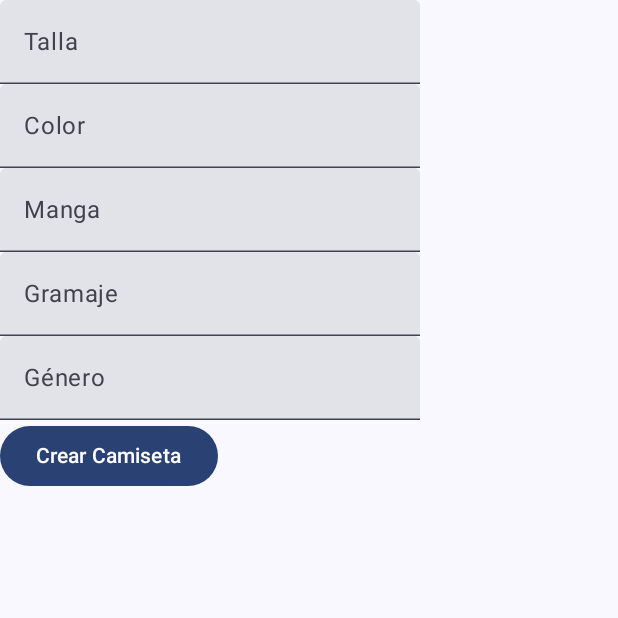
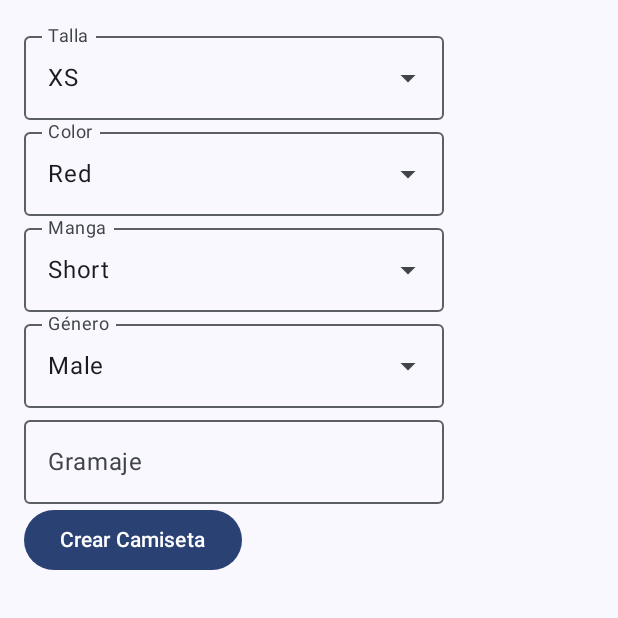
Before and after one commit to EEP-202324/dam_proyecto_android_ada_psp-LainVegaDamEEP, an Android app built with Jetpack Compose: the CreateTShirtScreen screen opened through its navigation route, on a phone screen of 412 x 824 dp, the top half of it. Run offline under Robolectric (Android 15) with nearby library versions, the phone set to English and light mode, and no system bars; network calls fail; 1 statement that could not run was skipped.

Commit message:
GET + POST CONSEGUIDO ( DISEÑO CASI HECHO )
Falta el diseño de la pagina y formulario para crear camisetas y me acabo de dar cuenta : LA IMPORTANCIA DE LOS COMMIT , HE PERDIDO MI CODIGO VARIAS VECES

```diff
--- a/Kotlin/TeeTech/app/src/main/java/com/example/teetech/MainActivity.kt
+++ b/Kotlin/TeeTech/app/src/main/java/com/example/teetech/MainActivity.kt
@@ -40,6 +40,8 @@ import androidx.navigation.compose.NavHost
 import androidx.navigation.compose.composable
 import androidx.navigation.compose.rememberNavController
 import com.example.teetech.model.TShirt
+import com.example.teetech.ui.CreateTShirtScreen
+import com.example.teetech.ui.TShirtScreen
 import com.example.teetech.ui.theme.TeeTechTheme
 import com.example.teetech.viewmodel.TShirtViewModel
 
@@ -51,19 +53,14 @@ class MainActivity : ComponentActivity() {
                 val navController = rememberNavController()
                 Surface(modifier = Modifier.fillMaxSize(), color = MaterialTheme.colorScheme.background) {
                     NavHost(navController = navController, startDestination = "tShirtList") {
-                        composable("tShirtList") {
-                            TShirtScreen(navController)
-                        }
-                        composable("createTShirt") {
-                            CreateTShirtScreen(viewModel())
-                        }
+                        composable("tShirtList") { TShirtScreen(navController) }
+                        composable("createTShirt") { CreateTShirtScreen(viewModel()) }
                     }
                 }
             }
         }
     }
 }
-
 @Composable
 fun TShirtScreen(navController: NavController) {
     val viewModel: TShirtViewModel = viewModel()
@@ -153,24 +150,3 @@ fun parseColor(colorName: String): Color {
 fun PreviewTShirtItem() {
     TShirtItem(TShirt(1, "M", "Red", "Short", 150, "Unisex"))
 }
-
-
-@Composable
-fun CreateTShirtScreen(viewModel: TShirtViewModel) {
-    var size by remember { mutableStateOf("") }
-    var color by remember { mutableStateOf("") }
-    var sleeve by remember { mutableStateOf("") }
-    var weight by remember { mutableStateOf("") }
-    var gender by remember { mutableStateOf("") }
-
-    Column {
-        TextField(value = size, onValueChange = { size = it }, label = { Text("Talla") })
-        TextField(value = color, onValueChange = { color = it }, label = { Text("Color") })
-        TextField(value = sleeve, onValueChange = { sleeve = it }, label = { Text("Manga") })
-        TextField(value = weight, onValueChange = { weight = it }, label = { Text("Gramaje") })
-        TextField(value = gender, onValueChange = {gender = it}, label = { Text("Género") })
-        Button(onClick = { viewModel.createTShirt(TShirt(0, size, color, sleeve, weight.toInt(), gender)) }) {
-            Text("Crear Camiseta")
-        }
-    }
-}
--- /dev/null
+++ b/Kotlin/TeeTech/app/src/main/java/com/example/teetech/ui/CreateTShirtScreen.kt
@@ -0,0 +1,75 @@
+package com.example.teetech.ui
+
+import androidx.compose.foundation.clickable
+import androidx.compose.foundation.layout.Column
+import androidx.compose.foundation.layout.padding
+import androidx.compose.material.icons.Icons
+import androidx.compose.material.icons.filled.ArrowDropDown
+import androidx.compose.material3.*
+import androidx.compose.runtime.*
+import androidx.compose.ui.Modifier
+import androidx.compose.ui.unit.dp
+import com.example.teetech.model.TShirt
+import com.example.teetech.viewmodel.TShirtViewModel
+
+@Composable
+fun CreateTShirtScreen(viewModel: TShirtViewModel) {
+    var size by remember { mutableStateOf(OptionsProvider.sizes.first()) }
+    var color by remember { mutableStateOf(OptionsProvider.colors.first()) }
+    var sleeve by remember { mutableStateOf(OptionsProvider.sleeves.first()) }
+    var weight by remember { mutableStateOf("") }
+    var gender by remember { mutableStateOf(OptionsProvider.genders.first()) }
+
+    Column(modifier = Modifier.padding(16.dp)) {
+        DropdownField("Talla", OptionsProvider.sizes, size) { newSize -> size = newSize }
+        DropdownField("Color", OptionsProvider.colors, color) { newColor -> color = newColor }
+        DropdownField("Manga", OptionsProvider.sleeves, sleeve) { newSleeve -> sleeve = newSleeve }
+        DropdownField("Género", OptionsProvider.genders, gender) { newGender -> gender = newGender }
+        OutlinedTextField(
+            value = weight,
+            onValueChange = { newWeight -> weight = newWeight },
+            label = { Text("Gramaje") }
+        )
+        Button(onClick = {
+            viewModel.createTShirt(TShirt(0, size, color, sleeve, weight.toInt(), gender))
+        }) {
+            Text("Crear Camiseta")
+        }
+    }
+}
+
+@Composable
+fun DropdownField(
+    label: String,
+    options: List<String>,
+    selectedOption: String,
+    onOptionSelected: (String) -> Unit
+) {
+    var expanded by remember { mutableStateOf(false) }
+
+    Column {
+        OutlinedTextField(
+            value = selectedOption,
+            onValueChange = { },
+            label = { Text(label) },
+            readOnly = true,
+            trailingIcon = {
+                Icon(Icons.Filled.ArrowDropDown, contentDescription = "Expand", Modifier.clickable { expanded = !expanded })
+            }
+        )
+        DropdownMenu(
+            expanded = expanded,
+            onDismissRequest = { expanded = false }
+        ) {
+            options.forEach { option ->
+                DropdownMenuItem(
+                    onClick = {
+                        onOptionSelected(option)
+                        expanded = false
+                    },
+                    text = { Text(option) }  // Corregido aquí
+                )
+            }
+        }
+    }
+}
--- /dev/null
+++ b/Kotlin/TeeTech/app/src/main/java/com/example/teetech/ui/OptionsProvider.kt
@@ -0,0 +1,8 @@
+package com.example.teetech.ui
+
+object OptionsProvider {
+    val sizes = listOf("XS", "S", "M", "L", "XL", "XXL")
+    val colors = listOf("Red", "Black", "Blue", "Green", "Yellow", "Pink", "Purple")
+    val sleeves = listOf("Short", "Long")
+    val genders = listOf("Male", "Female", "Unisex")
+}
--- /dev/null
+++ b/Kotlin/TeeTech/app/src/main/java/com/example/teetech/ui/TShirtScreen.kt
@@ -0,0 +1,39 @@
+package com.example.teetech.ui
+
+import androidx.compose.foundation.layout.Column
+import androidx.compose.foundation.lazy.LazyColumn
+import androidx.compose.foundation.lazy.items
+import androidx.compose.material3.Button
+import androidx.compose.material3.Text
+import androidx.compose.runtime.Composable
+import androidx.compose.runtime.LaunchedEffect
+import androidx.compose.runtime.collectAsState
+import androidx.compose.runtime.getValue
+import androidx.compose.runtime.mutableStateOf
+import androidx.compose.runtime.remember
+import androidx.compose.runtime.setValue
+import androidx.lifecycle.viewmodel.compose.viewModel
+import androidx.navigation.NavController
+import com.example.teetech.TShirtItem
+import com.example.teetech.model.TShirt
+import com.example.teetech.viewmodel.TShirtViewModel
+
+@Composable
+fun TShirtScreen(navController: NavController, viewModel: TShirtViewModel = viewModel()) {
+    val tShirts = viewModel.tShirts.collectAsState().value
+
+    LaunchedEffect(key1 = Unit) {
+        viewModel.loadTShirts()
+    }
+
+    Column {
+        Button(onClick = { navController.navigate("createTShirt") }) {
+            Text("Agregar nueva camiseta")
+        }
+        LazyColumn {
+            items(tShirts) { tShirt ->
+                TShirtItem(tShirt)
+            }
+        }
+    }
+}
--- a/Kotlin/TeeTech/app/src/main/java/com/example/teetech/viewmodel/TShirtViewModel.kt
+++ b/Kotlin/TeeTech/app/src/main/java/com/example/teetech/viewmodel/TShirtViewModel.kt
@@ -11,10 +11,9 @@ import kotlinx.coroutines.flow.StateFlow
 import kotlinx.coroutines.flow.asStateFlow
 import kotlinx.coroutines.launch
 
-class TShirtViewModel() : ViewModel() {
+class TShirtViewModel : ViewModel() {
     private val _tShirts = MutableStateFlow<List<TShirt>>(emptyList())
     val tShirts: StateFlow<List<TShirt>> = _tShirts.asStateFlow()
-
 
     fun loadTShirts() {
         viewModelScope.launch(Dispatchers.IO) {
@@ -22,16 +21,19 @@ class TShirtViewModel() : ViewModel() {
             if (response.isSuccessful) {
                 _tShirts.value = response.body()!!
             } else {
-                Log.e("TShirtViewModel", response.errorBody().toString())
+                Log.e("TShirtViewModel", "Failed to load t-shirts: ${response.errorBody()?.string()}")
             }
         }
     }
 
-    fun navigateToCreateTShirtScreen() {
-        TODO("Not yet implemented")
-    }
-
     fun createTShirt(tShirt: TShirt) {
-// TODO: Implementar la creación de una camiseta
+        viewModelScope.launch(Dispatchers.IO) {
+            val response = TShirtApi.retrofitService.createTShirt(tShirt)
+            if (response.isSuccessful) {
+                loadTShirts() // Refresh the list
+            } else {
+                Log.e("TShirtViewModel", "Failed to create t-shirt: ${response.errorBody()?.string()}")
+            }
+        }
     }
 }
```
Also changed, not shown: Kotlin/TeeTech/app/src/main/java/com/example/teetech/model/ListaTShirt.kt (deleted, +0 -36 lines), Kotlin/TeeTech/app/src/main/java/com/example/teetech/viewmodel/TShirtViewModelFactory.kt (deleted, +0 -16 lines).
